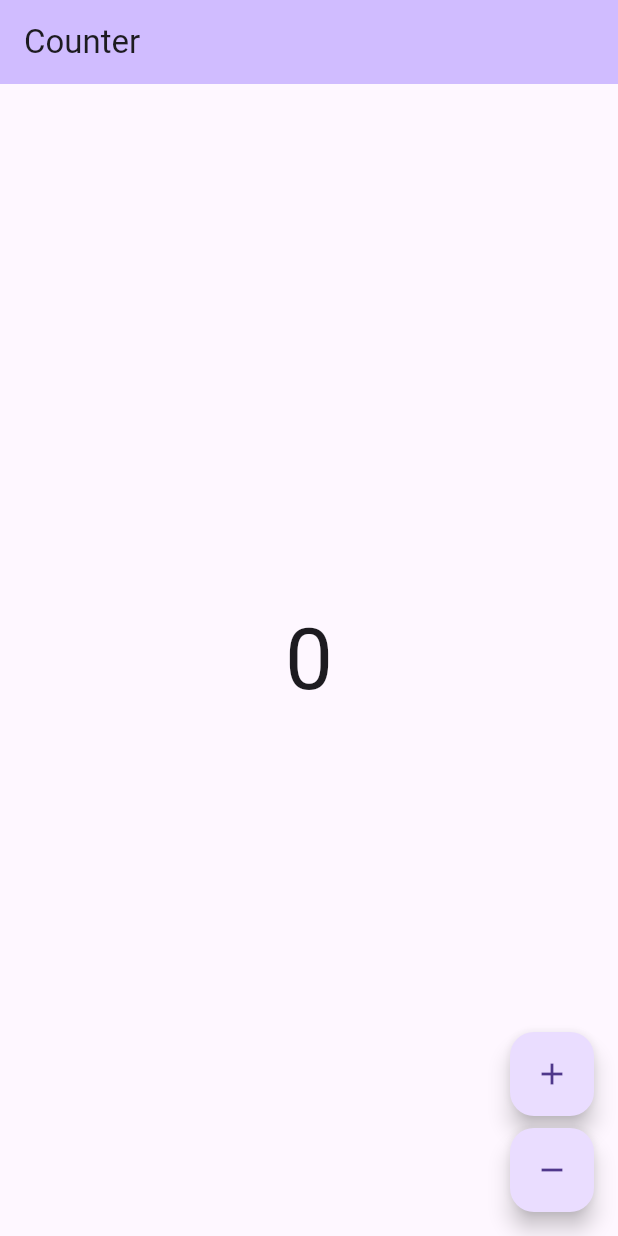
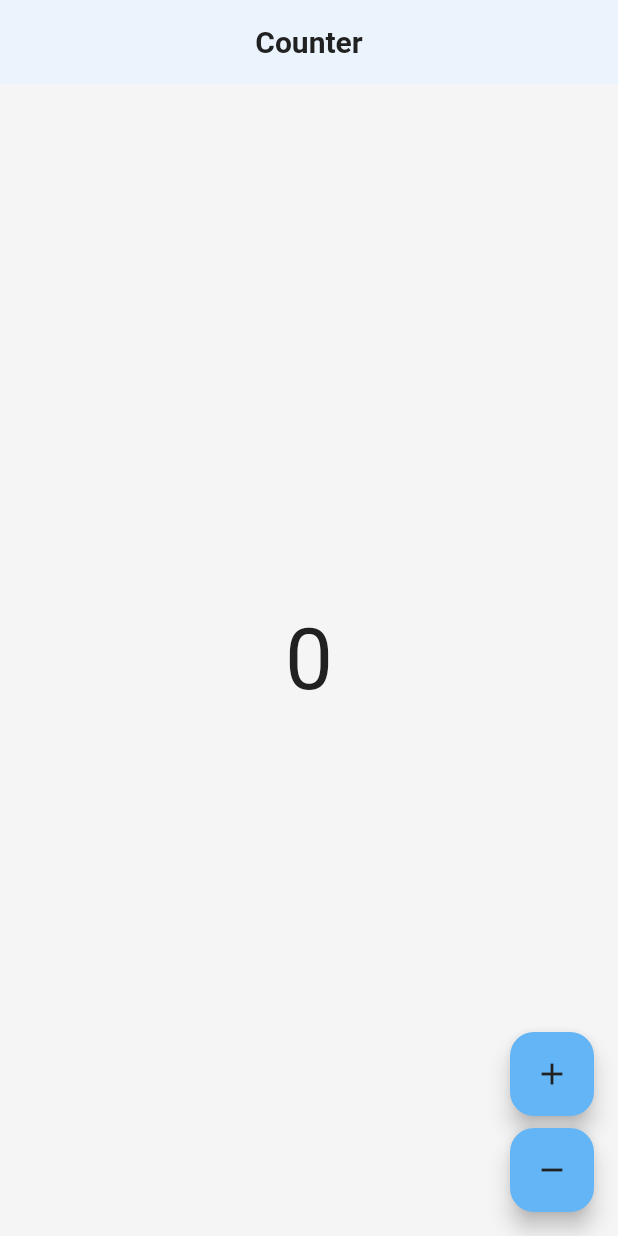
Before and after one commit to Carlosfintech/Constructokendev3, a Flutter app: the screen it shows after launch, on a phone screen of 412 x 824 dp. Run offline on Flutter 3.47's test engine with Material 3 defaults, Android fonts, the phone set to English and light mode, and no system bars; our stand-ins replace bloc, flutter_bloc; generated files the repository leaves out were written again.

Commit message:
feat: implementación del sistema de diseño con paleta de colores y dimensiones

```diff
--- a/app/lib/app/view/app.dart
+++ b/app/lib/app/view/app.dart
@@ -1,6 +1,7 @@
 import 'package:flutter/material.dart';
 import 'package:my_app/counter/counter.dart';
 import 'package:my_app/l10n/l10n.dart';
+import 'package:my_app/config/theme/app_theme.dart';
 
 class App extends StatelessWidget {
   const App({super.key});
@@ -8,12 +9,10 @@ class App extends StatelessWidget {
   @override
   Widget build(BuildContext context) {
     return MaterialApp(
-      theme: ThemeData(
-        appBarTheme: AppBarTheme(
-          backgroundColor: Theme.of(context).colorScheme.inversePrimary,
-        ),
-        useMaterial3: true,
-      ),
+      title: 'Constructoken',
+      theme: AppTheme.lightTheme,
+      darkTheme: AppTheme.darkTheme,
+      themeMode: ThemeMode.system, // TODO: Implement theme mode selection
       localizationsDelegates: AppLocalizations.localizationsDelegates,
       supportedLocales: AppLocalizations.supportedLocales,
       home: const CounterPage(),
--- /dev/null
+++ b/app/lib/config/theme/app_theme.dart
@@ -0,0 +1,136 @@
+import 'package:flutter/material.dart';
+import 'colors.dart';
+import 'dimensions.dart';
+
+/// Constructoken Theme Configuration
+/// This file contains the theme configuration for the Constructoken app.
+/// It uses the color palette and dimensions defined in the respective files.
+
+class AppTheme {
+  static ThemeData get lightTheme {
+    return ThemeData(
+      useMaterial3: true,
+      colorScheme: ColorScheme.light(
+        primary: AppColors.primary,
+        onPrimary: AppColors.surface,
+        primaryContainer: AppColors.primaryLight,
+        onPrimaryContainer: AppColors.textPrimary,
+        secondary: AppColors.secondary,
+        onSecondary: AppColors.surface,
+        secondaryContainer: AppColors.secondaryLight,
+        onSecondaryContainer: AppColors.textPrimary,
+        error: AppColors.error,
+        onError: AppColors.surface,
+        background: AppColors.background,
+        onBackground: AppColors.textPrimary,
+        surface: AppColors.surface,
+        onSurface: AppColors.textPrimary,
+      ),
+      scaffoldBackgroundColor: AppColors.background,
+      appBarTheme: AppBarTheme(
+        backgroundColor: AppColors.surface,
+        foregroundColor: AppColors.textPrimary,
+        elevation: AppDimensions.appBarElevation,
+        centerTitle: true,
+        titleTextStyle: const TextStyle(
+          color: AppColors.textPrimary,
+          fontSize: 20,
+          fontWeight: FontWeight.w600,
+        ),
+      ),
+      cardTheme: CardTheme(
+        color: AppColors.surface,
+        elevation: AppDimensions.cardElevation,
+        shape: RoundedRectangleBorder(
+          borderRadius: BorderRadius.circular(AppDimensions.cardBorderRadius),
+        ),
+      ),
+      elevatedButtonTheme: ElevatedButtonThemeData(
+        style: ElevatedButton.styleFrom(
+          backgroundColor: AppColors.primary,
+          foregroundColor: AppColors.surface,
+          minimumSize: Size(88, AppDimensions.buttonHeightMedium),
+          padding: const EdgeInsets.symmetric(
+            horizontal: AppDimensions.spacing16,
+          ),
+          shape: RoundedRectangleBorder(
+            borderRadius: BorderRadius.circular(AppDimensions.radiusMedium),
+          ),
+        ),
+      ),
+      textButtonTheme: TextButtonThemeData(
+        style: TextButton.styleFrom(
+          foregroundColor: AppColors.primary,
+          minimumSize: Size(88, AppDimensions.buttonHeightMedium),
+          padding: const EdgeInsets.symmetric(
+            horizontal: AppDimensions.spacing16,
+          ),
+          shape: RoundedRectangleBorder(
+            borderRadius: BorderRadius.circular(AppDimensions.radiusMedium),
+          ),
+        ),
+      ),
+      inputDecorationTheme: InputDecorationTheme(
+        filled: true,
+        fillColor: AppColors.surface,
+        contentPadding: const EdgeInsets.symmetric(
+          horizontal: AppDimensions.spacing16,
+          vertical: AppDimensions.spacing12,
+        ),
+        border: OutlineInputBorder(
+          borderRadius: BorderRadius.circular(AppDimensions.radiusMedium),
+          borderSide: const BorderSide(color: AppColors.divider),
+        ),
+        enabledBorder: OutlineInputBorder(
+          borderRadius: BorderRadius.circular(AppDimensions.radiusMedium),
+          borderSide: const BorderSide(color: AppColors.divider),
+        ),
+        focusedBorder: OutlineInputBorder(
+          borderRadius: BorderRadius.circular(AppDimensions.radiusMedium),
+          borderSide: const BorderSide(color: AppColors.primary),
+        ),
+        errorBorder: OutlineInputBorder(
+          borderRadius: BorderRadius.circular(AppDimensions.radiusMedium),
+          borderSide: const BorderSide(color: AppColors.error),
+        ),
+        labelStyle: const TextStyle(color: AppColors.textSecondary),
+        hintStyle: const TextStyle(color: AppColors.textHint),
+      ),
+      dialogTheme: DialogTheme(
+        backgroundColor: AppColors.surface,
+        shape: RoundedRectangleBorder(
+          borderRadius: BorderRadius.circular(AppDimensions.dialogBorderRadius),
+        ),
+        titleTextStyle: const TextStyle(
+          color: AppColors.textPrimary,
+          fontSize: 20,
+          fontWeight: FontWeight.w600,
+        ),
+        contentTextStyle: const TextStyle(
+          color: AppColors.textSecondary,
+          fontSize: 16,
+        ),
+      ),
+      bottomSheetTheme: BottomSheetThemeData(
+        backgroundColor: AppColors.surface,
+        shape: RoundedRectangleBorder(
+          borderRadius: BorderRadius.vertical(
+            top: Radius.circular(AppDimensions.bottomSheetBorderRadius),
+          ),
+        ),
+      ),
+      bottomNavigationBarTheme: BottomNavigationBarThemeData(
+        backgroundColor: AppColors.surface,
+        selectedItemColor: AppColors.primary,
+        unselectedItemColor: AppColors.textSecondary,
+        type: BottomNavigationBarType.fixed,
+        elevation: 8,
+      ),
+    );
+  }
+
+  static ThemeData get darkTheme {
+    // TODO: Implement dark theme
+    return lightTheme;
+  }
+}
--- /dev/null
+++ b/app/lib/config/theme/colors.dart
@@ -0,0 +1,54 @@
+import 'package:flutter/material.dart';
+
+/// Constructoken Color Palette
+/// This file contains all the color definitions for the Constructoken app.
+/// Colors are organized by their usage and include semantic naming.
+
+class AppColors {
+  // Primary Colors
+  static const Color primary = Color(0xFF1E88E5); // Blue 600
+  static const Color primaryLight = Color(0xFF64B5F6); // Blue 300
+  static const Color primaryDark = Color(0xFF1565C0); // Blue 800
+
+  // Secondary Colors
+  static const Color secondary = Color(0xFF26A69A); // Teal 400
+  static const Color secondaryLight = Color(0xFF80CBC4); // Teal 200
+  static const Color secondaryDark = Color(0xFF00897B); // Teal 600
+
+  // Neutral Colors
+  static const Color background = Color(0xFFF5F5F5); // Grey 100
+  static const Color surface = Color(0xFFFFFFFF); // White
+  static const Color error = Color(0xFFD32F2F); // Red 700
+
+  // Text Colors
+  static const Color textPrimary = Color(0xFF212121); // Grey 900
+  static const Color textSecondary = Color(0xFF757575); // Grey 600
+  static const Color textHint = Color(0xFFBDBDBD); // Grey 400
+
+  // Status Colors
+  static const Color success = Color(0xFF43A047); // Green 600
+  static const Color warning = Color(0xFFFFA000); // Amber 600
+  static const Color info = Color(0xFF1E88E5); // Blue 600
+
+  // Semantic Colors
+  static const Color divider = Color(0xFFE0E0E0); // Grey 300
+  static const Color disabled = Color(0xFFBDBDBD); // Grey 400
+  static const Color overlay = Color(0x80000000); // Black with 50% opacity
+
+  // Material Color Swatch
+  static const MaterialColor primarySwatch = MaterialColor(
+    0xFF1E88E5, // Primary color value
+    <int, Color>{
+      50: Color(0xFFE3F2FD), // Lightest
+      100: Color(0xFFBBDEFB),
+      200: Color(0xFF90CAF9),
+      300: Color(0xFF64B5F6),
+      400: Color(0xFF42A5F5),
+      500: Color(0xFF1E88E5), // Primary
+      600: Color(0xFF1E88E5),
+      700: Color(0xFF1976D2),
+      800: Color(0xFF1565C0),
+      900: Color(0xFF0D47A1), // Darkest
+    },
+  );
+}
--- /dev/null
+++ b/app/lib/config/theme/dimensions.dart
@@ -0,0 +1,64 @@
+/// Constructoken Dimensions
+/// This file contains all the dimension constants for the Constructoken app.
+/// Dimensions are organized by their usage and include semantic naming.
+
+class AppDimensions {
+  // Spacing
+  static const double spacing4 = 4.0;
+  static const double spacing8 = 8.0;
+  static const double spacing12 = 12.0;
+  static const double spacing16 = 16.0;
+  static const double spacing24 = 24.0;
+  static const double spacing32 = 32.0;
+  static const double spacing48 = 48.0;
+  static const double spacing64 = 64.0;
+
+  // Border Radius
+  static const double radiusSmall = 4.0;
+  static const double radiusMedium = 8.0;
+  static const double radiusLarge = 12.0;
+  static const double radiusXLarge = 16.0;
+  static const double radiusCircular = 999.0;
+
+  // Icon Sizes
+  static const double iconSmall = 16.0;
+  static const double iconMedium = 24.0;
+  static const double iconLarge = 32.0;
+  static const double iconXLarge = 48.0;
+
+  // Button Heights
+  static const double buttonHeightSmall = 32.0;
+  static const double buttonHeightMedium = 40.0;
+  static const double buttonHeightLarge = 48.0;
+
+  // Input Heights
+  static const double inputHeightSmall = 32.0;
+  static const double inputHeightMedium = 40.0;
+  static const double inputHeightLarge = 48.0;
+
+  // Card Dimensions
+  static const double cardPadding = 16.0;
+  static const double cardElevation = 2.0;
+  static const double cardBorderRadius = 8.0;
+
+  // List Item Dimensions
+  static const double listItemHeight = 56.0;
+  static const double listItemPadding = 16.0;
+
+  // Dialog Dimensions
+  static const double dialogPadding = 24.0;
+  static const double dialogBorderRadius = 12.0;
+  static const double dialogMaxWidth = 400.0;
+
+  // Bottom Sheet Dimensions
+  static const double bottomSheetBorderRadius = 16.0;
+  static const double bottomSheetPadding = 16.0;
+
+  // App Bar Dimensions
+  static const double appBarHeight = 56.0;
+  static const double appBarElevation = 4.0;
+
+  // Bottom Navigation Bar Dimensions
+  static const double bottomNavBarHeight = 56.0;
+  static const double bottomNavBarIconSize = 24.0;
+}
```
